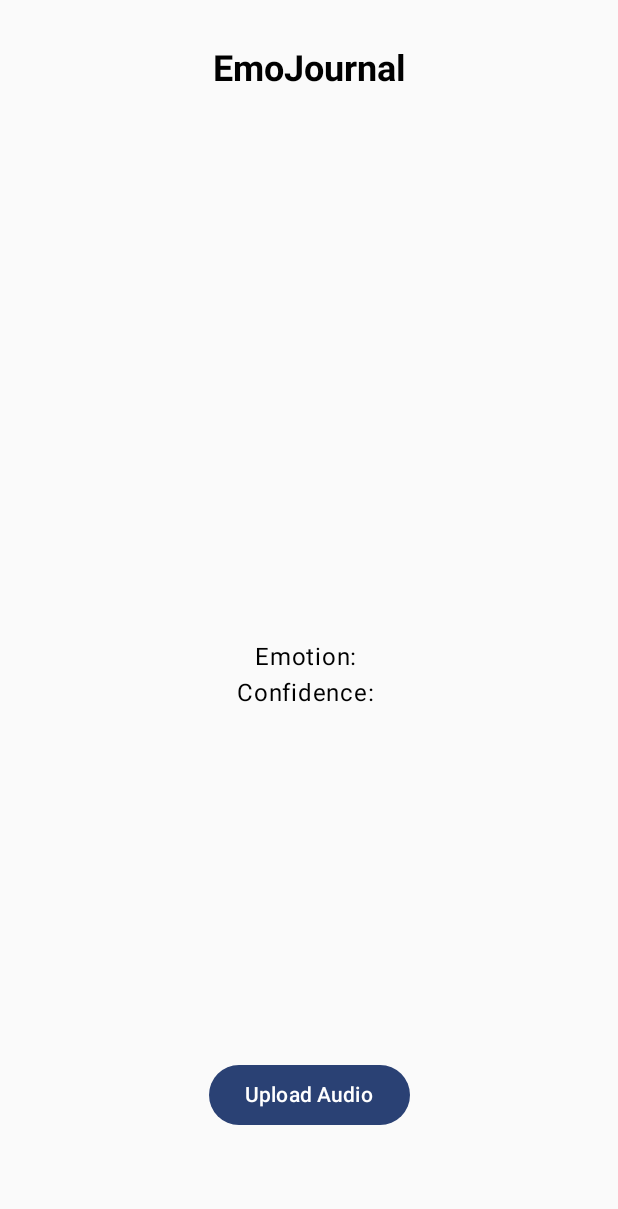
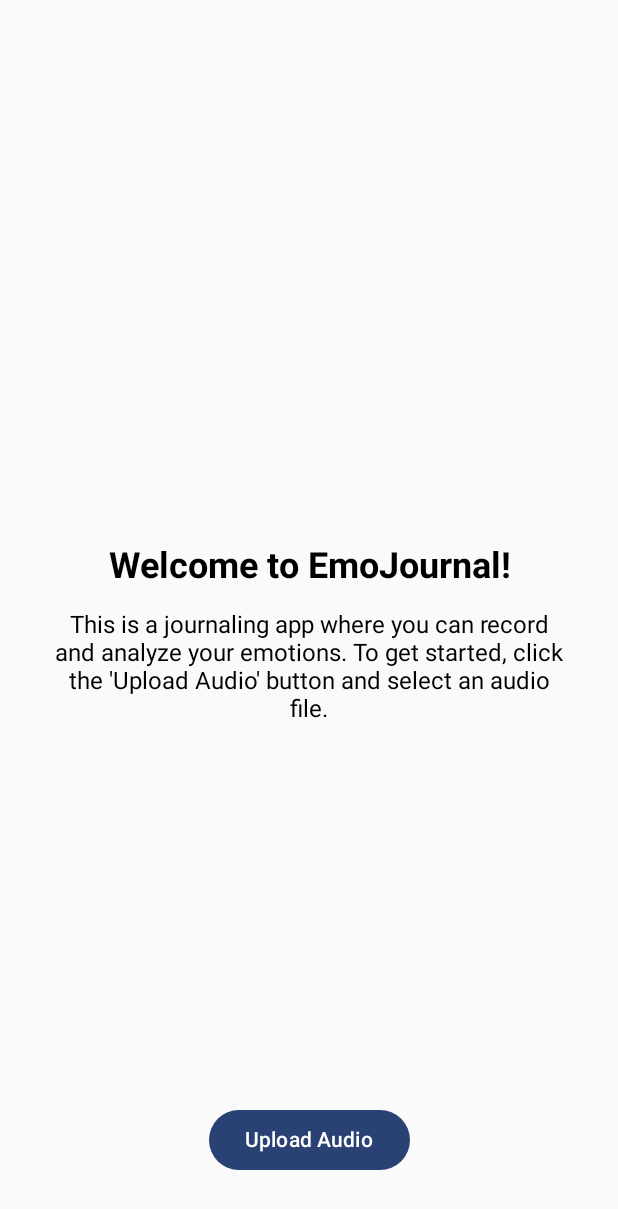
Before and after one commit to C23-PS163-EmoJournal/EmoJournal-app, an Android app built with Jetpack Compose: the screen it shows after launch (MainActivity), on a phone screen of 412 x 824 dp. Shown: the top 1209 px of the screen. Run offline under Robolectric (Android 15) with nearby library versions, the phone set to English and light mode, and no system bars.

Commit message:
done welcome screen

```diff
--- a/app/src/main/java/com/example/emojournalnew/MainActivity.kt
+++ b/app/src/main/java/com/example/emojournalnew/MainActivity.kt
@@ -78,6 +78,8 @@
         // Add more emotions, emoji images, and advice messages as needed
     )
 
+    private val isFirstTime = mutableStateOf(true) // Added state variable
+
     override fun onCreate(savedInstanceState: Bundle?) {
         super.onCreate(savedInstanceState)
         setContent {
@@ -91,7 +93,7 @@
                     Column(
                         modifier = Modifier
                             .align(Alignment.BottomCenter)
-                            .padding(bottom = 70.dp),
+                            .padding(bottom = 40.dp),
                         horizontalAlignment = Alignment.CenterHorizontally
                     ) {
                         Button(onClick = {
@@ -101,13 +103,17 @@
                         }
                     }
 
-                    // Display the emotion and confidence to the user
+                    // Display the welcome message or emotion and confidence based on isFirstTime state
                     Column(
                         modifier = Modifier
                             .align(Alignment.Center)
-                            .padding(top = 16.dp)
+                            .padding(top = 5.dp)
                     ) {
-                        EmotionScreen(emotionState.value, confidenceState.value)
+                        if (isFirstTime.value) {
+                            WelcomeScreen() // Show welcome message
+                        } else {
+                            EmotionScreen(emotionState.value, confidenceState.value) // Show emotion and confidence
+                        }
                     }
                 }
             }
@@ -120,6 +126,7 @@
                     val selectedFile = getFileFromUri(it)
                     selectedFile?.let {
                         uploadSoundFile(it)
+                        isFirstTime.value = false // Update the state variable after uploading the audio file
                         hit_api()
                     }
                 }
@@ -251,4 +258,33 @@
             }
         }
     }
+    @Composable
+    fun WelcomeScreen() {
+        Column(
+            modifier = Modifier
+                .fillMaxWidth()
+                .padding(horizontal = 32.dp),
+            horizontalAlignment = Alignment.CenterHorizontally
+        ) {
+            Text(
+                text = "Welcome to EmoJournal!",
+                style = TextStyle(
+                    fontSize = 24.sp,
+                    fontWeight = FontWeight.Bold,
+                    textAlign = TextAlign.Center
+                ),
+                modifier = Modifier.padding(vertical = 16.dp)
+            )
+
+            Text(
+                text = "This is a journaling app where you can record and analyze your emotions. To get started, click the 'Upload Audio' button and select an audio file.",
+                style = TextStyle(
+                    fontSize = 16.sp,
+                    textAlign = TextAlign.Center
+                )
+            )
+        }
+    }
+
+    // ...
 }
```
